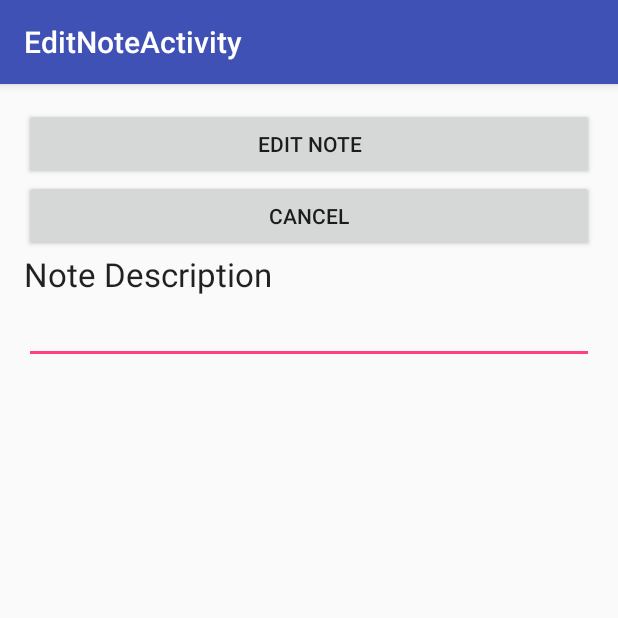
After one commit to Pridexs/Roomie, an Android app: the EditNoteActivity screen opened directly, with no data from a screen before it, on a phone screen of 412 x 824 dp, the top half of it. The commit adds this screen. Run offline under Robolectric (Android 15) with nearby library versions, the phone set to English and light mode, and no system bars; our stand-ins replace Volley; 2 statements that could not run were skipped.

Commit message:
Edit note now working

```diff
--- a/app/src/main/AndroidManifest.xml
+++ b/app/src/main/AndroidManifest.xml
@@ -66,6 +66,11 @@
             android:label="@string/title_activity_display_note"
             android:theme="@style/AppTheme.NoActionBar" >
         </activity>
+        <activity
+            android:name=".EditNoteActivity"
+            android:label="@string/title_activity_edit_note"
+            android:theme="@style/AppTheme.NoActionBar" >
+        </activity>
     </application>
 
 </manifest>
--- a/app/src/main/java/pridexs/roomie/AppConfig.java
+++ b/app/src/main/java/pridexs/roomie/AppConfig.java
@@ -5,6 +5,7 @@ public class AppConfig {
     public static String URL_REGISTER = "http://pridexs.com/roomie/login/register.php";
     public static String URL_ADD_NOTE = "http://pridexs.com/roomie/add_note.php";
     public static String URL_DELETE_NOTE = "http://pridexs.com/roomie/delete_note.php";
+    public static String URL_EDIT_NOTE = "http://pridexs.com/roomie/edit_note.php";
     public static String URL_GET_HOUSE_INFO = "http://pridexs.com/roomie/get_house_info.php";
     public static String URL_REGISTER_HOUSE = "http://pridexs.com/roomie/register_house.php";
     public static String URL_JOIN_HOUSE = "http://pridexs.com/roomie/join_house.php";
--- /dev/null
+++ b/app/src/main/res/layout/activity_edit_note.xml
@@ -0,0 +1,20 @@
+<?xml version="1.0" encoding="utf-8"?>
+<android.support.design.widget.CoordinatorLayout
+    xmlns:android="http://schemas.android.com/apk/res/android"
+    xmlns:app="http://schemas.android.com/apk/res-auto"
+    xmlns:tools="http://schemas.android.com/tools" android:layout_width="match_parent"
+    android:layout_height="match_parent" android:fitsSystemWindows="true"
+    tools:context="pridexs.roomie.EditNoteActivity">
+
+    <android.support.design.widget.AppBarLayout android:layout_height="wrap_content"
+        android:layout_width="match_parent" android:theme="@style/AppTheme.AppBarOverlay">
+
+        <android.support.v7.widget.Toolbar android:id="@+id/toolbar"
+            android:layout_width="match_parent" android:layout_height="?attr/actionBarSize"
+            android:background="?attr/colorPrimary" app:popupTheme="@style/AppTheme.PopupOverlay" />
+
+    </android.support.design.widget.AppBarLayout>
+
+    <include layout="@layout/content_edit_note" />
+
+</android.support.design.widget.CoordinatorLayout>
--- /dev/null
+++ b/app/src/main/res/layout/content_edit_note.xml
@@ -0,0 +1,60 @@
+<?xml version="1.0" encoding="utf-8"?>
+<RelativeLayout xmlns:android="http://schemas.android.com/apk/res/android"
+    xmlns:tools="http://schemas.android.com/tools"
+    xmlns:app="http://schemas.android.com/apk/res-auto" android:layout_width="match_parent"
+    android:layout_height="match_parent" android:paddingLeft="@dimen/activity_horizontal_margin"
+    android:paddingRight="@dimen/activity_horizontal_margin"
+    android:paddingTop="@dimen/activity_vertical_margin"
+    android:paddingBottom="@dimen/activity_vertical_margin"
+    app:layout_behavior="@string/appbar_scrolling_view_behavior"
+    tools:showIn="@layout/activity_edit_note" tools:context="pridexs.roomie.EditNoteActivity">
+
+    <Button
+        android:layout_width="fill_parent"
+        android:layout_height="wrap_content"
+        android:text="@string/edit_note"
+        android:id="@+id/edit_note_edit"
+        android:layout_alignParentStart="true" />
+
+    <Button
+        android:layout_width="match_parent"
+        android:layout_height="wrap_content"
+        android:text="@string/action_cancel"
+        android:id="@+id/edit_note_cancel"
+        android:layout_below="@+id/edit_note_edit" />
+
+
+    <ScrollView
+        android:layout_width="fill_parent"
+        android:layout_height="fill_parent"
+        android:id="@+id/scrollView_new_note"
+        android:layout_alignParentStart="true"
+        android:layout_below="@id/edit_note_cancel">
+
+        <RelativeLayout
+            android:orientation="vertical"
+            android:layout_width="fill_parent"
+            android:layout_height="wrap_content">
+
+            <TextView
+                android:layout_width="fill_parent"
+                android:layout_height="wrap_content"
+                android:textAppearance="?android:attr/textAppearanceLarge"
+                android:text="@string/note_description"
+                android:id="@+id/edit_note_textView"
+                android:layout_alignParentTop="true"
+                android:layout_alignParentStart="true" />
+
+            <EditText
+                android:layout_width="fill_parent"
+                android:layout_height="fill_parent"
+                android:inputType="textMultiLine"
+                android:maxLength="500"
+                android:ems="10"
+                android:id="@+id/note_description_text"
+                android:layout_below="@+id/edit_note_textView" />
+
+        </RelativeLayout>
+    </ScrollView>
+
+</RelativeLayout>
--- a/app/src/main/res/values/strings.xml
+++ b/app/src/main/res/values/strings.xml
@@ -64,5 +64,7 @@
     <string name="title_activity_display_note">DisplayNoteActivity</string>
     <string name="created_by">Created by</string>
     <string name="last_updated">Last Updated</string>
+    <string name="title_activity_edit_note">EditNoteActivity</string>
+    <string name="edit_note">Edit Note</string>
 
 </resources>
```
Also changed, not shown: app/src/main/java/pridexs/roomie/EditNoteActivity.java (added, +147 -0 lines), app/src/main/java/pridexs/roomie/HomeActivity.java (+4 -3 lines), app/src/main/java/pridexs/roomie/NotesFragment.java (+8 -0 lines).
